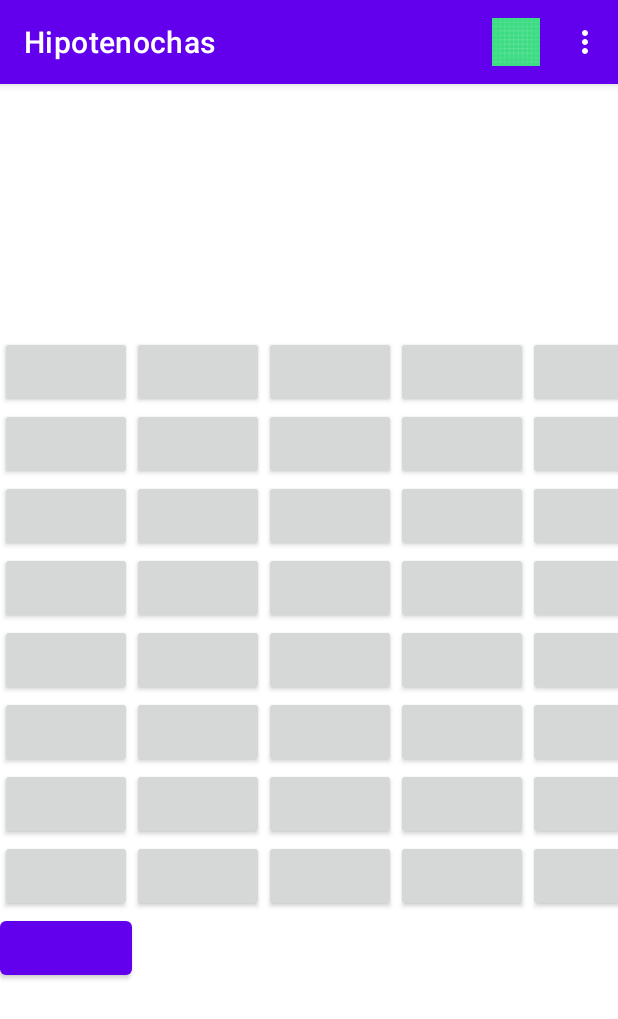
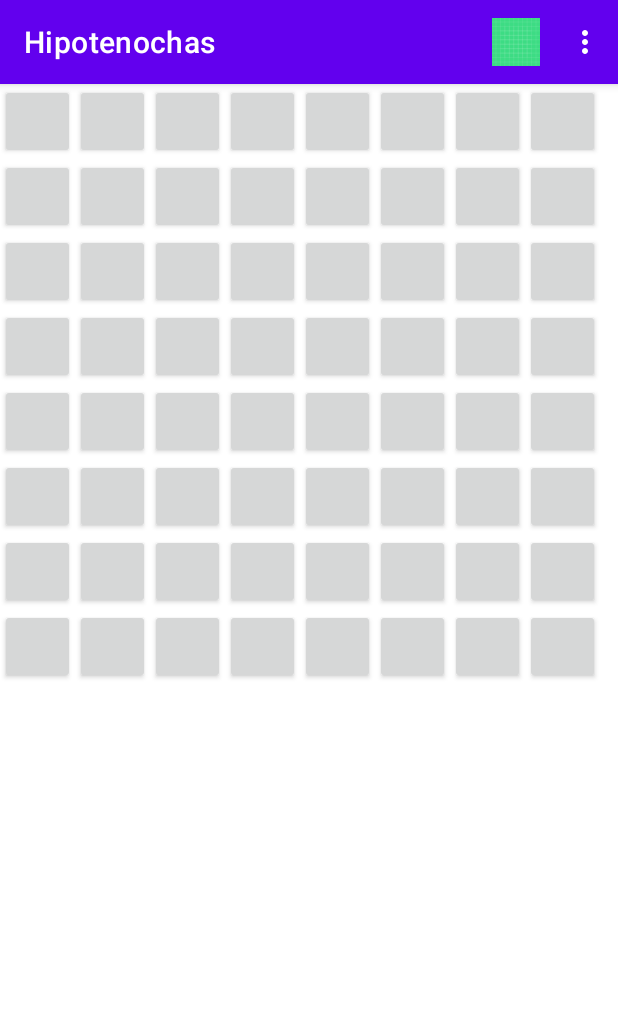
Before and after one commit to heisenferg/Hipotenochas, an Android app: the screen it shows after launch (MainActivity), on a phone screen of 412 x 824 dp. Shown: the top 1019 px of the screen. Run offline under Robolectric (Android 15) with nearby library versions, the phone set to English and light mode, and no system bars.

Commit message:
1 Filas y columnas Creadas

```diff
--- a/app/src/main/java/com/example/hipotenochas/MainActivity.java
+++ b/app/src/main/java/com/example/hipotenochas/MainActivity.java
@@ -23,7 +23,7 @@ public class MainActivity extends AppCompatActivity implements View.OnClickListe
         setContentView(R.layout.activity_main);
 
         if (nivel==0){
-            addButtons(64);
+            addButtons(8);
             Recorrer();
         }
 
@@ -31,15 +31,18 @@ public class MainActivity extends AppCompatActivity implements View.OnClickListe
     }
 
     // Añadir botones
-    public void addButtons(int c){
+    public void addButtons(int filas){
         GridLayout gridLayout = (GridLayout) findViewById(R.id.gridLay);
         Button boton;
 
-            for (int i = 0; i < c; i++) {
+        gridLayout.setRowCount(filas);
+        gridLayout.setColumnCount(filas);
+
+            for (int i = 0; i < filas*filas; i++) {
                 boton = new Button(this);
                 boton.setLayoutParams(new ViewGroup.LayoutParams(
-                        ViewGroup.LayoutParams.WRAP_CONTENT,
-                        ViewGroup.LayoutParams.WRAP_CONTENT));
+                        gridLayout.getLayoutParams().width/filas,
+                        gridLayout.getLayoutParams().height/filas));
                //boton.setBackgroundColor(38);
                 boton.setId(View.generateViewId());
              //   boton.setBackgroundColor();
--- a/app/src/main/res/layout/activity_main.xml
+++ b/app/src/main/res/layout/activity_main.xml
@@ -8,28 +8,13 @@
 
     <GridLayout
         android:id="@+id/gridLay"
-        android:layout_width="wrap_content"
-        android:layout_height="wrap_content"
-        android:layout_centerVertical="true"
-        android:layout_centerHorizontal="true"
-        android:autoSizeTextType="uniform"
-        android:columnCount="8"
-        android:foregroundGravity="bottom"
-        android:rowCount="8"
+        android:layout_width="400dp"
+        android:layout_height="400dp"
         app:layout_constraintBottom_toBottomOf="parent"
         app:layout_constraintEnd_toEndOf="parent"
-        app:layout_constraintStart_toStartOf="parent">
-    <Button
-        android:layout_width="wrap_content"
-        android:layout_height="wrap_content"
-        android:layout_centerVertical="true"
-        android:layout_centerHorizontal="true"
-        app:layout_constraintBottom_toBottomOf="parent"
-        app:layout_constraintEnd_toEndOf="parent"
-        app:layout_constraintStart_toStartOf="parent">
-    </Button>
-
-
-    </GridLayout>
+        app:layout_constraintStart_toStartOf="parent"
+        app:layout_constraintTop_toTopOf="parent"
+        app:layout_constraintVertical_bias="0.586">
+      </GridLayout>
 
 </RelativeLayout>
```
